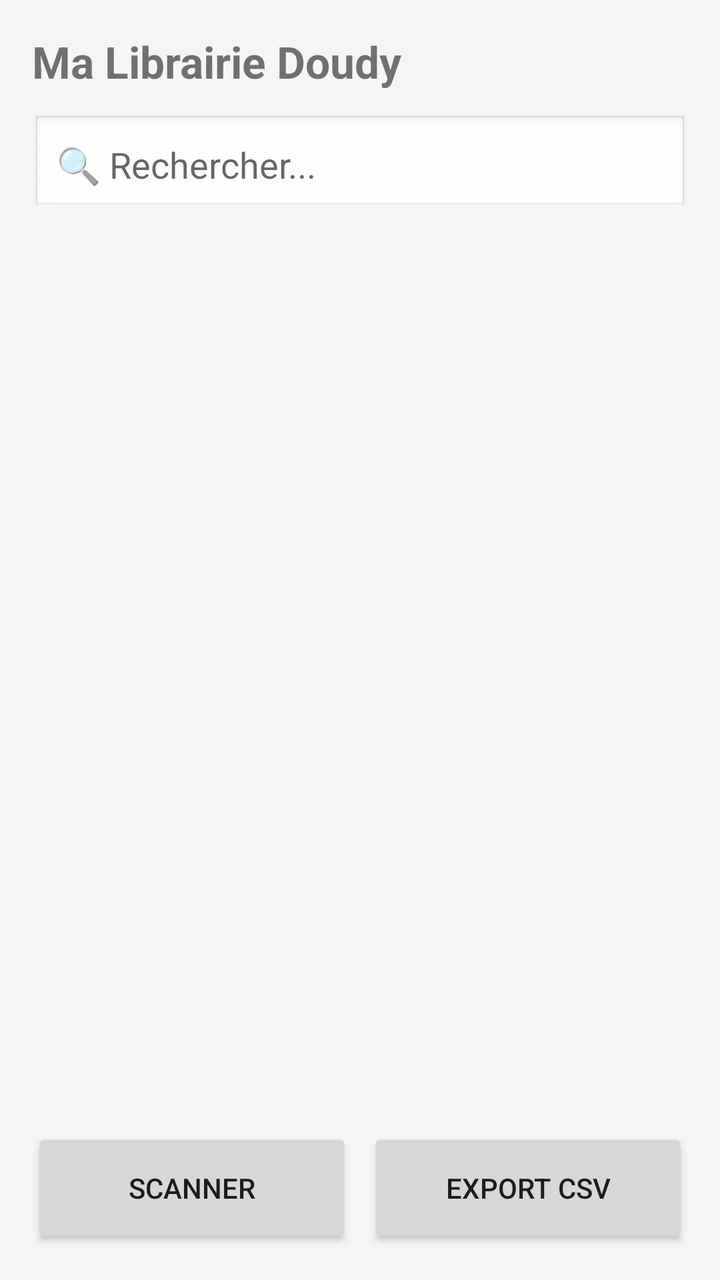
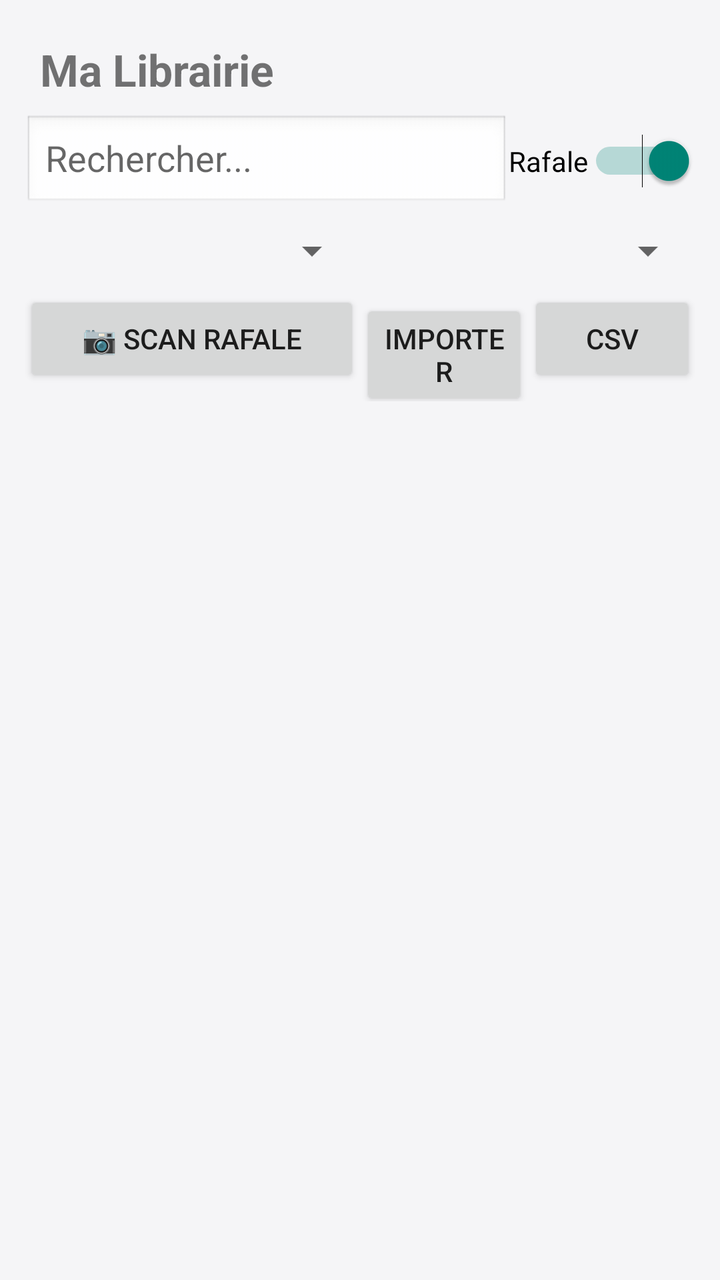

The first picture is an Android layout as it rendered before a commit; the second is the same layout after the commit. The layout source and the unified diff follow.
<!-- AndroidManifest.xml: application theme Theme.AppCompat.Light.DarkActionBar -->
<!-- res/layout/activity_main.xml -->
<?xml version="1.0" encoding="utf-8"?>
<LinearLayout xmlns:android="http://schemas.android.com/apk/res/android"
    android:orientation="vertical" android:layout_width="match_parent"
    android:layout_height="match_parent" android:padding="16dp"
    android:background="#F5F5F5">

    <TextView android:id="@+id/title" android:layout_width="match_parent"
        android:layout_height="wrap_content" android:text="Ma Librairie Doudy"
        android:textSize="22sp" android:textStyle="bold" android:paddingBottom="12dp"/>

    <EditText android:id="@+id/search" android:layout_width="match_parent"
        android:layout_height="50dp" android:hint="🔍 Rechercher..."
        android:background="@android:drawable/edit_text" android:padding="12dp"
        android:layout_marginBottom="12dp"/>

    <androidx.recyclerview.widget.RecyclerView android:id="@+id/recycler"
        android:layout_width="match_parent" android:layout_height="0dp"
        android:layout_weight="1"/>

    <LinearLayout android:layout_width="match_parent" android:layout_height="wrap_content"
        android:orientation="horizontal" android:layout_marginTop="12dp">

        <Button android:id="@+id/btnScan" android:layout_width="0dp" android:layout_weight="1"
            android:layout_height="60dp" android:text="SCANNER"/>

        <Button android:id="@+id/btnExport" android:layout_width="0dp" android:layout_weight="1"
            android:layout_height="60dp" android:text="EXPORT CSV"
            android:layout_marginStart="8dp"/>
    </LinearLayout>
</LinearLayout>
<!-- resources referenced by this layout -->
<resources>

</resources>

<!-- the commit's change to res/layout/activity_main.xml (unified diff, before → after) -->
@@ -1,30 +1,18 @@
 <?xml version="1.0" encoding="utf-8"?>
-<LinearLayout xmlns:android="http://schemas.android.com/apk/res/android"
-    android:orientation="vertical" android:layout_width="match_parent"
-    android:layout_height="match_parent" android:padding="16dp"
-    android:background="#F5F5F5">
-
-    <TextView android:id="@+id/title" android:layout_width="match_parent"
-        android:layout_height="wrap_content" android:text="Ma Librairie Doudy"
-        android:textSize="22sp" android:textStyle="bold" android:paddingBottom="12dp"/>
-
-    <EditText android:id="@+id/search" android:layout_width="match_parent"
-        android:layout_height="50dp" android:hint="🔍 Rechercher..."
-        android:background="@android:drawable/edit_text" android:padding="12dp"
-        android:layout_marginBottom="12dp"/>
-
-    <androidx.recyclerview.widget.RecyclerView android:id="@+id/recycler"
-        android:layout_width="match_parent" android:layout_height="0dp"
-        android:layout_weight="1"/>
-
-    <LinearLayout android:layout_width="match_parent" android:layout_height="wrap_content"
-        android:orientation="horizontal" android:layout_marginTop="12dp">
-
-        <Button android:id="@+id/btnScan" android:layout_width="0dp" android:layout_weight="1"
-            android:layout_height="60dp" android:text="SCANNER"/>
-
-        <Button android:id="@+id/btnExport" android:layout_width="0dp" android:layout_weight="1"
-            android:layout_height="60dp" android:text="EXPORT CSV"
-            android:layout_marginStart="8dp"/>
+<LinearLayout xmlns:android="http://schemas.android.com/apk/res/android" android:orientation="vertical" android:layout_width="match_parent" android:layout_height="match_parent" android:background="#F5F5F7" android:padding="12dp">
+    <TextView android:id="@+id/title" android:layout_width="match_parent" android:layout_height="wrap_content" android:text="Ma Librairie" android:textSize="22sp" android:textStyle="bold" android:padding="8dp"/>
+    <LinearLayout android:orientation="horizontal" android:layout_width="match_parent" android:layout_height="wrap_content">
+        <EditText android:id="@+id/search" android:layout_width="0dp" android:layout_weight="1" android:layout_height="wrap_content" android:hint="Rechercher..." android:background="@android:drawable/edit_text"/>
+        <Switch android:id="@+id/switchRafale" android:layout_width="wrap_content" android:layout_height="wrap_content" android:text="Rafale" android:checked="true"/>
     </LinearLayout>
+    <LinearLayout android:orientation="horizontal" android:layout_width="match_parent" android:layout_height="wrap_content" android:layout_marginTop="8dp">
+        <Spinner android:id="@+id/spinnerCat" android:layout_width="0dp" android:layout_weight="1" android:layout_height="wrap_content"/>
+        <Spinner android:id="@+id/spinnerSort" android:layout_width="0dp" android:layout_weight="1" android:layout_height="wrap_content"/>
+    </LinearLayout>
+    <LinearLayout android:orientation="horizontal" android:layout_width="match_parent" android:layout_height="wrap_content" android:layout_marginTop="8dp">
+        <Button android:id="@+id/btnScan" android:layout_width="0dp" android:layout_weight="2" android:layout_height="wrap_content" android:text="📷 SCAN RAFALE"/>
+        <Button android:id="@+id/btnImport" android:layout_width="0dp" android:layout_weight="1" android:layout_height="wrap_content" android:text="Importer"/>
+        <Button android:id="@+id/btnExport" android:layout_width="0dp" android:layout_weight="1" android:layout_height="wrap_content" android:text="CSV"/>
+    </LinearLayout>
+    <androidx.recyclerview.widget.RecyclerView android:id="@+id/recycler" android:layout_width="match_parent" android:layout_height="match_parent" android:layout_marginTop="8dp"/>
 </LinearLayout>
